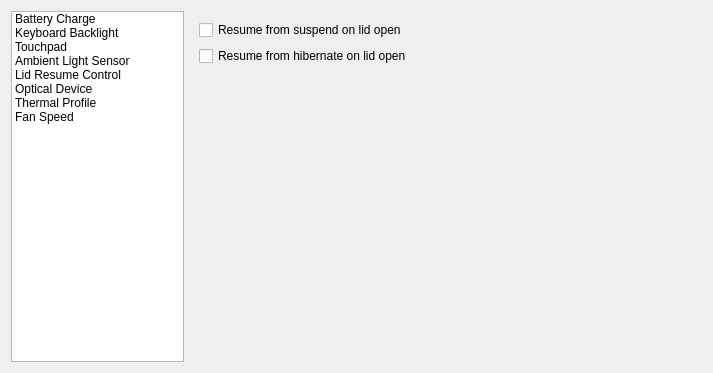
Before: the Qt Designer form vcc/main_window.ui in Amygos/vcc, drawn with Qt 5.
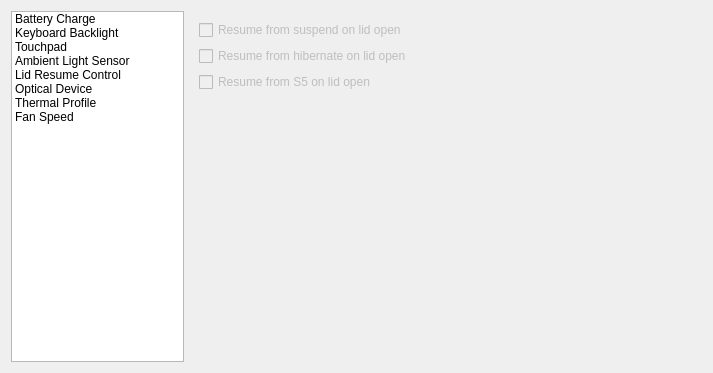
After: the same form once the commit is applied. The open tabs and pages were chosen to show the change.

Commit message:
Correct Lid Resume Control and add resume from S5
Update Lid Resume Control function according to vanilla kernel API and
add new resume from S5 on lid open control.

Patch:
```diff
--- a/vcc/main_window.ui
+++ b/vcc/main_window.ui
@@ -343,6 +343,9 @@
              </property>
              <item>
               <widget class="QCheckBox" name="chk_lid_s3">
+               <property name="enabled">
+                <bool>false</bool>
+               </property>
                <property name="text">
                 <string>Resume from suspend on lid open</string>
                </property>
@@ -350,11 +353,24 @@
              </item>
              <item>
               <widget class="QCheckBox" name="chk_lid_s4">
+               <property name="enabled">
+                <bool>false</bool>
+               </property>
                <property name="text">
                 <string>Resume from hibernate on lid open</string>
                </property>
               </widget>
              </item>
+             <item>
+              <widget class="QCheckBox" name="chk_lid_s5">
+               <property name="enabled">
+                <bool>false</bool>
+               </property>
+               <property name="text">
+                <string>Resume from S5 on lid open</string>
+               </property>
+              </widget>
+             </item>
              <item>
               <spacer name="verticalSpacer_2">
                <property name="orientation">
```
The commit also changes 3 other files.
